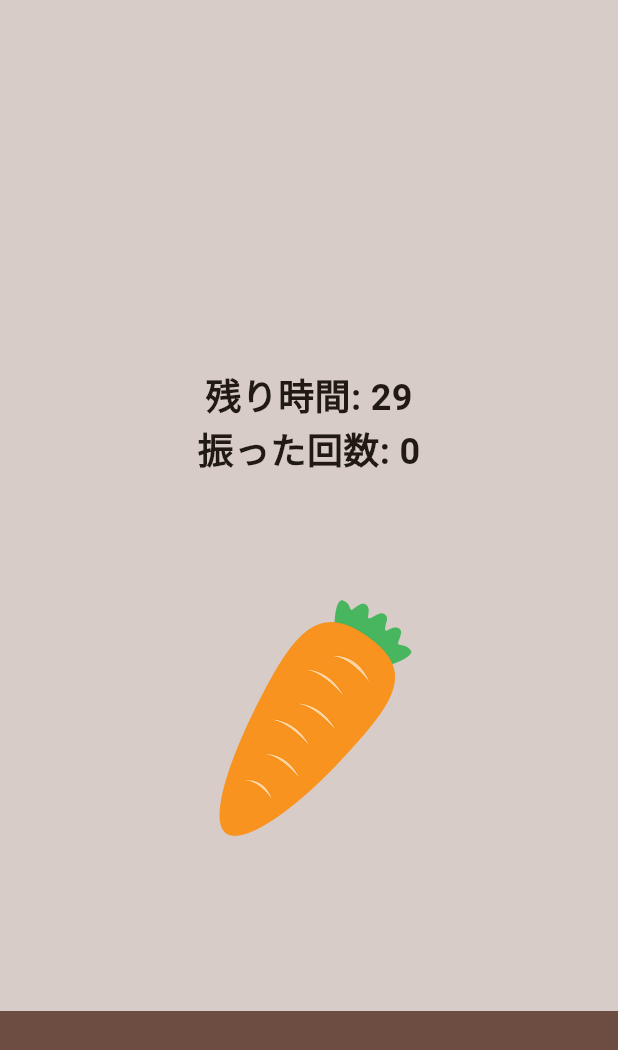
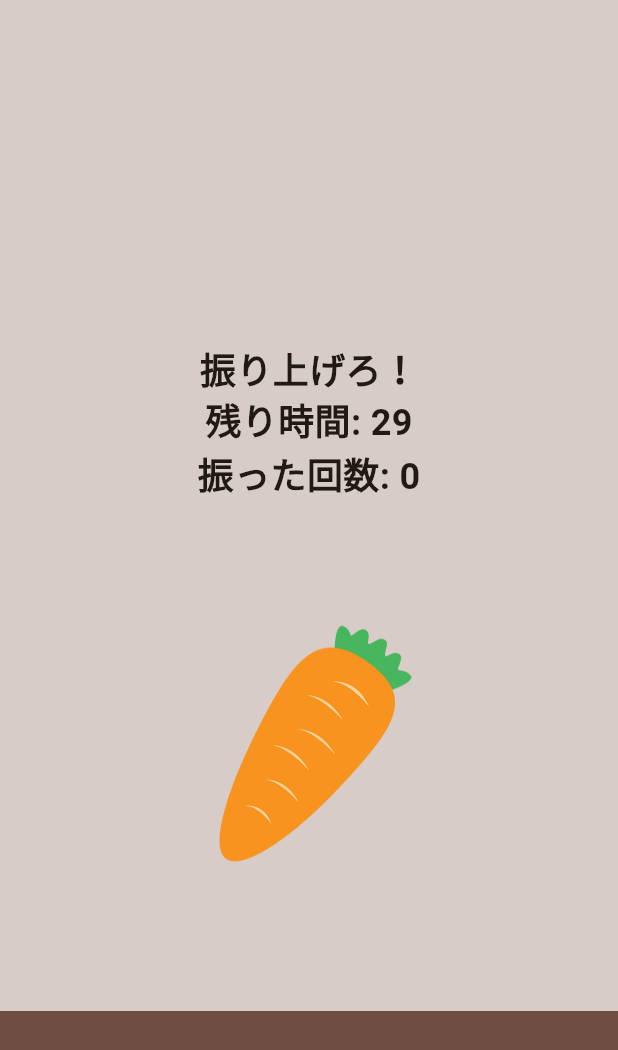
Before and after one commit to mercy34mercy/watnow_hackathon_2025_team1, a Flutter app: the GameScreen screen opened by its route, on a phone screen of 412 x 824 dp. Shown: the top 1050 px of the screen. Run offline on Flutter 3.47's test engine with Material 3 defaults, Android fonts, the phone set to English and light mode, and no system bars; our stand-ins replace audioplayers, sensors_plus, shared_preferences, vibration; accounts and stored records are empty.

Commit message:
収穫に説明の文言と音声を追加

```diff
--- a/lib/screens/game_screen.dart
+++ b/lib/screens/game_screen.dart
@@ -34,6 +34,7 @@ class _GameScreenState extends State<GameScreen>
     super.initState();
     _setupAudioContext();
     _playBGM();
+    _playse('furiage.mp3');
 
     _animationController = AnimationController(
       duration: const Duration(milliseconds: 800),
@@ -167,6 +168,10 @@ class _GameScreenState extends State<GameScreen>
               mainAxisAlignment: MainAxisAlignment.center,
               children: [
                 Text(
+                  '振り上げろ！',
+                  style: const TextStyle(fontSize: 24, fontWeight: FontWeight.bold),
+                ),
+                Text(
                   '残り時間: $timelimit',
                   style: const TextStyle(
                     fontSize: 24,
--- a/lib/screens/home_screen.dart
+++ b/lib/screens/home_screen.dart
@@ -70,6 +70,7 @@ class _HomeScreenState extends State<HomeScreen> {
                 child: ElevatedButton(
                   onPressed: ()async {
                     int veg = Random().nextInt(3);
+                    _bgmPlayer.dispose();
                     await _sePlayer.play(AssetSource('taiko.mp3'));
                     await _sePlayer.onPlayerComplete.first;
                     _bgmPlayer.dispose();
--- a/lib/screens/melon_screen.dart
+++ b/lib/screens/melon_screen.dart
@@ -33,6 +33,7 @@ class _GameMelonScreenState extends State<GameMelonScreen> with SingleTickerProv
     super.initState();
     _setupAudioContext();
     _playBGM();
+    _playse('yokoni.mp3');
     _animationController = AnimationController(
       duration: const Duration(milliseconds: 600),
       vsync: this,
@@ -168,6 +169,10 @@ void _setupAudioContext() async {
               mainAxisAlignment: MainAxisAlignment.center,
               children: [
                 Text(
+                  '横に振れ！',
+                  style: const TextStyle(fontSize: 24, fontWeight: FontWeight.bold),
+                ),
+                Text(
                   '残り時間: $timelimit',
                   style: const TextStyle(fontSize: 24, fontWeight: FontWeight.bold),
                 ),
--- a/lib/screens/pumpkin_screen.dart
+++ b/lib/screens/pumpkin_screen.dart
@@ -31,6 +31,8 @@ class _GamePumpkinScreenState extends State<GamePumpkinScreen> with SingleTicker
   void initState() {
     super.initState();
     _playBGM();
+    _setupAudioContext();
+    _playse('punch.mp3');
 
     _animationController = AnimationController(
       duration: const Duration(milliseconds: 600),
@@ -167,6 +169,10 @@ class _GamePumpkinScreenState extends State<GamePumpkinScreen> with SingleTicker
               mainAxisAlignment: MainAxisAlignment.center,
               children: [
                 Text(
+                  'パンチ！',
+                  style: const TextStyle(fontSize: 24, fontWeight: FontWeight.bold),
+                ),
+                Text(
                   '残り時間: $timelimit',
                   style: const TextStyle(fontSize: 24, fontWeight: FontWeight.bold),
                 ),
--- a/pubspec.yaml
+++ b/pubspec.yaml
@@ -89,6 +89,9 @@ flutter:
     - assets/melon_cut.mp3
     - assets/melon_firstcut.mp3
     - assets/melon_shake.mp3
+    - assets/furiage.mp3
+    - assets/punch.mp3
+    - assets/yokoni.mp3
 
   # An image asset can refer to one or more resolution-specific "variants", see
   # https://flutter.dev/to/resolution-aware-images
```
Also changed, not shown: 3 other files.
